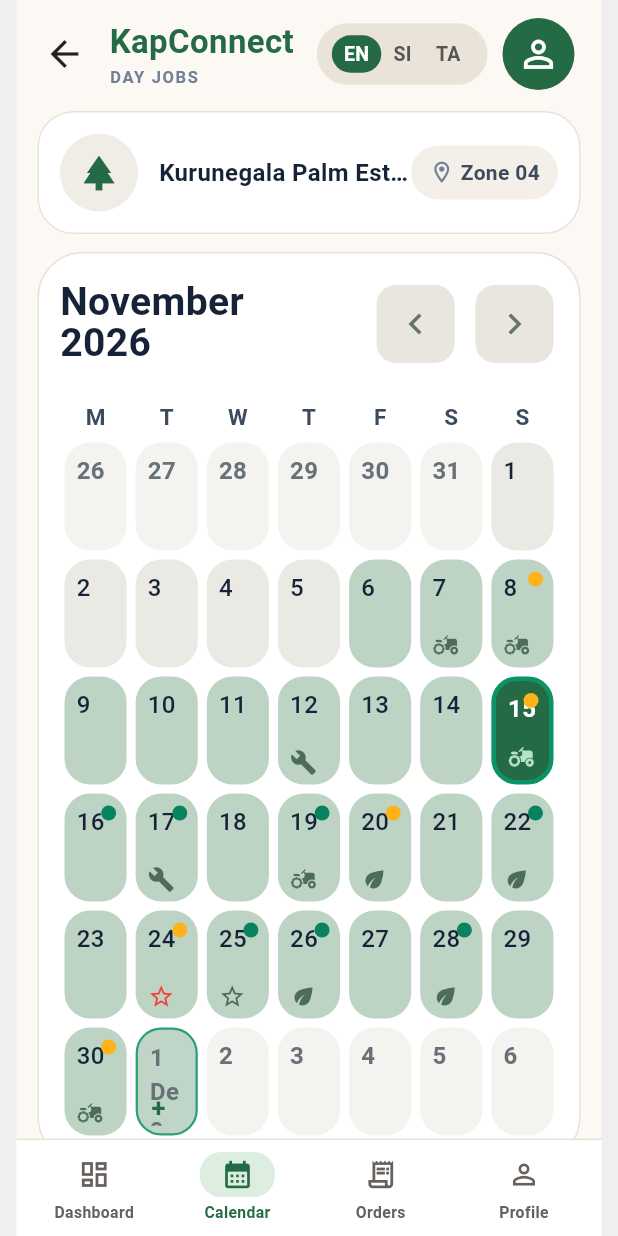
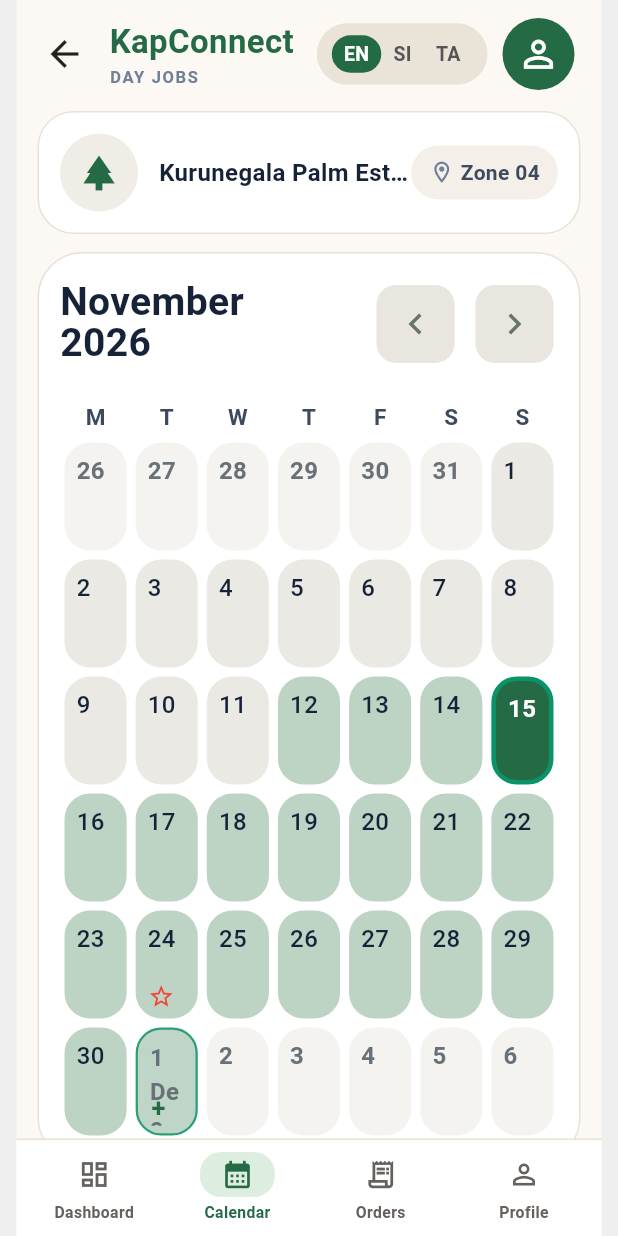
Before and after one commit to MalshiTharukaKarunathilaka/CocoConnect, a Flutter app: the EstateOwnerCalendarPage screen opened directly, on a phone screen of 412 x 824 dp. Run offline on Flutter 3.47's test engine with Material 3 defaults, Android fonts, the light colour scheme and no system bars; our stand-ins replace flutter_map, latlong2, shared_preferences; missing offline and left inert: geolocator_platform_interface; accounts and stored records are empty; network calls fail; Roboto replaces fonts that are missing (Arial).

Commit message:
Connect estate owner calendar, scheduled jobs, and accepted workers roster

```diff
--- a/lib/screens/estate_owner_calendar_page.dart
+++ b/lib/screens/estate_owner_calendar_page.dart
@@ -1,5 +1,6 @@
 import 'package:flutter/material.dart';
 import '../widgets/app_bottom_nav.dart';
+import '../services/owner_service.dart';
 import 'post_day_job_page.dart';
 import 'scheduled_jobs_page.dart';
 
@@ -18,6 +19,7 @@
 class _EstateOwnerCalendarPageState extends State<EstateOwnerCalendarPage> {
   DateTime _month = DateTime(DateTime.now().year, DateTime.now().month);
   DateTime? _selectedDay;
+  List<DayJob> _postedJobs = [];
 
   static const List<String> _weekdays = ['M', 'T', 'W', 'T', 'F', 'S', 'S'];
   static const List<String> _months = [
@@ -34,37 +36,6 @@
     'November',
     'December',
   ];
-
-  final Map<int, Color> _dayStatuses = const {
-    8: Color(0xFFF0A315),
-    15: _calendarGreen,
-    16: _calendarGreen,
-    17: _calendarGreen,
-    19: _calendarGreen,
-    20: Color(0xFFF0A315),
-    22: _calendarGreen,
-    24: Color(0xFFF0A315),
-    25: _calendarGreen,
-    26: _calendarGreen,
-    28: _calendarGreen,
-    30: Color(0xFFF0A315),
-  };
-
-  final Map<int, IconData> _dayTypes = const {
-    7: Icons.agriculture,
-    8: Icons.agriculture,
-    12: Icons.build,
-    15: Icons.agriculture,
-    17: Icons.build,
-    19: Icons.agriculture,
-    20: Icons.eco,
-    22: Icons.eco,
-    24: Icons.build,
-    25: Icons.star_border,
-    26: Icons.eco,
-    28: Icons.eco,
-    30: Icons.agriculture,
-  };
 
   static const Set<String> _poyaDays2026 = {
     '2026-01-03',
@@ -86,6 +57,18 @@
   void initState() {
     super.initState();
     _selectedDay = DateTime(_month.year, _month.month, 15);
+    _loadPostedJobs();
+  }
+
+  Future<void> _loadPostedJobs() async {
+    try {
+      final jobs = await OwnerService.getDayJobs();
+      if (mounted) {
+        setState(() => _postedJobs = jobs);
+      }
+    } catch (error) {
+      debugPrint('Could not load posted jobs for calendar: $error');
+    }
   }
 
   void _changeMonth(int amount) {
@@ -93,6 +76,7 @@
       _month = DateTime(_month.year, _month.month + amount);
       _selectedDay = null;
     });
+    _loadPostedJobs();
   }
 
   void _selectDay(DateTime day) {
@@ -133,7 +117,7 @@
             MaterialPageRoute(
               builder: (_) => PostDayJobPage(requiredDate: selectedDay),
             ),
-          );
+          ).then((_) => _loadPostedJobs());
         },
         onViewJobs: () {
           Navigator.pop(context);
@@ -492,42 +476,31 @@
         : day;
     final bool isPreviewDay = isPreviousMonth || isNextMonth;
     final DateTime cellDate = DateTime(_month.year, _month.month, day);
-    final DateTime today = DateTime.now();
-    final DateTime todayDate = DateTime(today.year, today.month, today.day);
-    final bool isGreenDate =
-        !isPreviewDay &&
-        ((_month.year == 2026 &&
-                _month.month == DateTime.november &&
-                const {
-                  6,
-                  7,
-                  8,
-                  9,
-                  10,
-                  11,
-                  12,
-                  13,
-                  14,
-                  18,
-                  20,
-                  21,
-                  23,
-                  24,
-                  27,
-                  29,
-                  30,
-                }.contains(displayDay)) ||
-            (_month.year == 2026 && _month.month == DateTime.december) ||
-            _month.year == 2027);
-    final bool isPastDay = !isPreviewDay && cellDate.isBefore(todayDate);
-    final bool isTodayOrFuture = !isPreviewDay && !isPastDay;
-
+    final today = DateTime.now();
+    final todayDate = DateTime(today.year, today.month, today.day);
+    final isPastDay = !isPreviewDay && cellDate.isBefore(todayDate);
+    final isTodayOrFuture = !isPreviewDay && !isPastDay;
+    DayJob? postedJob;
+    for (final job in _postedJobs) {
+      if (job.requiredDate.year == cellDate.year &&
+          job.requiredDate.month == cellDate.month &&
+          job.requiredDate.day == cellDate.day) {
+        postedJob = job;
+        break;
+      }
+    }
     final selected =
         _selectedDay?.year == cellDate.year &&
         _selectedDay?.month == cellDate.month &&
         _selectedDay?.day == cellDate.day;
-    final statusColor = isPreviewDay ? null : _dayStatuses[day];
-    final dayType = isPreviewDay ? null : _dayTypes[day];
+    final statusColor = isPreviewDay || postedJob == null
+        ? null
+        : postedJob.confirmedWorkers >= postedJob.workersNeeded
+        ? _calendarGreen
+        : const Color(0xFFF0A315);
+    final dayType = isPreviewDay || postedJob == null
+        ? null
+        : _iconForJobCategory(postedJob.category);
     final isPoyaDay =
         !isPreviewDay &&
         _poyaDays2026.contains(
@@ -548,17 +521,9 @@
                 ? _calendarGreen
                 : isPreviewDay
                 ? const Color(0xFFF4F3F0)
-                : isGreenDate
-                ? const Color(0xFFBDD3C4)
-                : isPastDay
-                ? const Color(0xFFEBE9E3)
                 : isTodayOrFuture
                 ? const Color(0xFFBDD3C4)
-                : statusColor == null
-                ? const Color(0xFFEBE9E3)
-                : statusColor == const Color(0xFFF0A315)
-                ? const Color(0xFFF0EEE8)
-                : const Color(0xFFBDD3C4),
+                : const Color(0xFFEBE9E3),
             borderRadius: BorderRadius.circular(17),
             border: isNextMonth && displayDay == 1
                 ? Border.all(color: const Color(0xFF2A9F78), width: 1.5)
@@ -638,6 +603,20 @@
         ),
       ),
     );
+  }
+
+  IconData _iconForJobCategory(String category) {
+    final value = category.toLowerCase();
+    if (value.contains('machine') || value.contains('weeder')) {
+      return Icons.agriculture;
+    }
+    if (value.contains('nut') || value.contains('gather')) {
+      return Icons.eco;
+    }
+    if (value.contains('holiday')) {
+      return Icons.star_border;
+    }
+    return Icons.build;
   }
 }
 
```
Also changed, not shown: lib/screens/accepted_workers_page.dart (+102 -64 lines), lib/screens/job_detail_page.dart (+33 -31 lines), lib/screens/scheduled_jobs_page.dart (+11 -6 lines).
